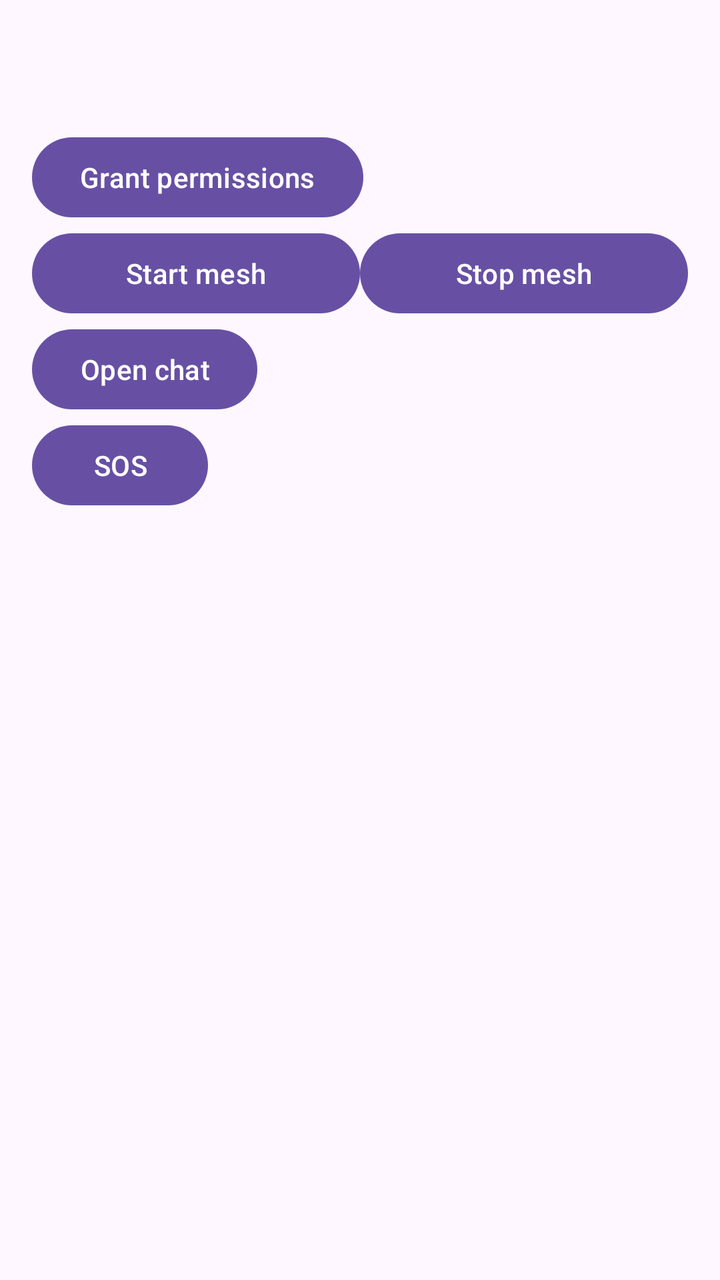
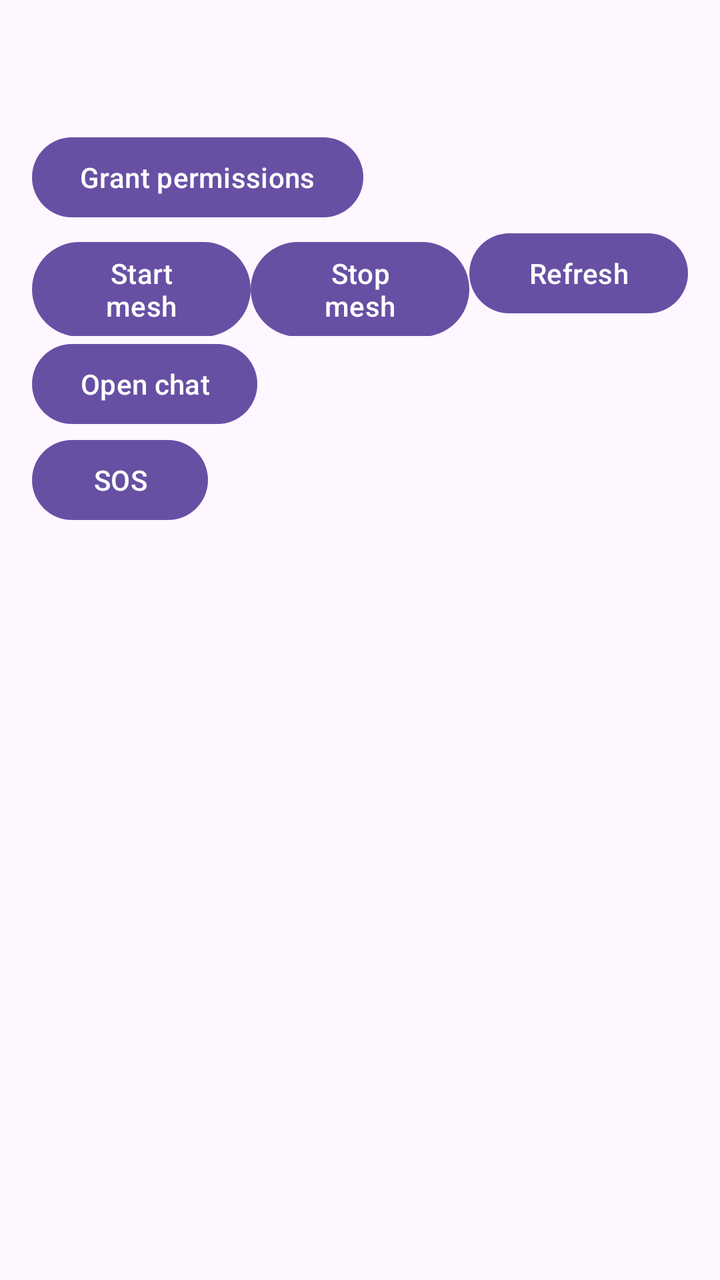

Screens rendered from an Android XML layout before and after an edit, with the pre-edit source and the edit as a unified diff.
<!-- AndroidManifest.xml: application theme Theme.LifeLinkMesh -->
<!-- res/layout/activity_main.xml -->
<?xml version="1.0" encoding="utf-8"?>
<LinearLayout xmlns:android="http://schemas.android.com/apk/res/android"
    android:layout_width="match_parent"
    android:layout_height="match_parent"
    android:orientation="vertical"
    android:fitsSystemWindows="true"
    android:padding="16dp">

    <TextView
        android:id="@+id/txtDevice"
        android:layout_width="wrap_content"
        android:layout_height="wrap_content"
        android:textSize="18sp" />

    <TextView
        android:id="@+id/txtStatus"
        android:layout_width="wrap_content"
        android:layout_height="wrap_content"
        android:layout_marginTop="8dp"
        android:textSize="12sp" />

    <Button
        android:id="@+id/btnGrant"
        android:layout_width="wrap_content"
        android:layout_height="wrap_content"
        android:text="Grant permissions" />

    <LinearLayout
        android:layout_width="match_parent"
        android:layout_height="wrap_content"
        android:orientation="horizontal">

        <Button
            android:id="@+id/btnStart"
            android:layout_width="0dp"
            android:layout_height="wrap_content"
            android:layout_weight="1"
            android:text="Start mesh" />

        <Button
            android:id="@+id/btnStop"
            android:layout_width="0dp"
            android:layout_height="wrap_content"
            android:layout_weight="1"
            android:text="Stop mesh" />
    </LinearLayout>

    <Button
        android:id="@+id/btnOpenChat"
        android:layout_width="wrap_content"
        android:layout_height="wrap_content"
        android:text="Open chat" />

    <Button
        android:id="@+id/btnSos"
        android:layout_width="wrap_content"
        android:layout_height="wrap_content"
        android:text="SOS" />

    <TextView
        android:id="@+id/txtLog"
        android:layout_width="match_parent"
        android:layout_height="wrap_content"
        android:layout_marginTop="8dp"
        android:textSize="12sp" />

    <androidx.recyclerview.widget.RecyclerView
        android:id="@+id/recyclerPeers"
        android:layout_width="match_parent"
        android:layout_height="0dp"
        android:layout_marginTop="8dp"
        android:layout_weight="1" />
</LinearLayout>
<!-- resources referenced by this layout -->
<resources>
  <style name="Theme.LifeLinkMesh" parent="Base.Theme.LifeLinkMesh" />
  <style name="Base.Theme.LifeLinkMesh" parent="Theme.Material3.DayNight.NoActionBar">
          
          
      </style>
</resources>

<!-- the commit's change to res/layout/activity_main.xml (unified diff, before → after) -->
@@ -43,6 +43,13 @@
             android:layout_height="wrap_content"
             android:layout_weight="1"
             android:text="Stop mesh" />
+
+        <Button
+            android:id="@+id/btnRefresh"
+            android:layout_width="0dp"
+            android:layout_height="wrap_content"
+            android:layout_weight="1"
+            android:text="Refresh" />
     </LinearLayout>
 
     <Button
